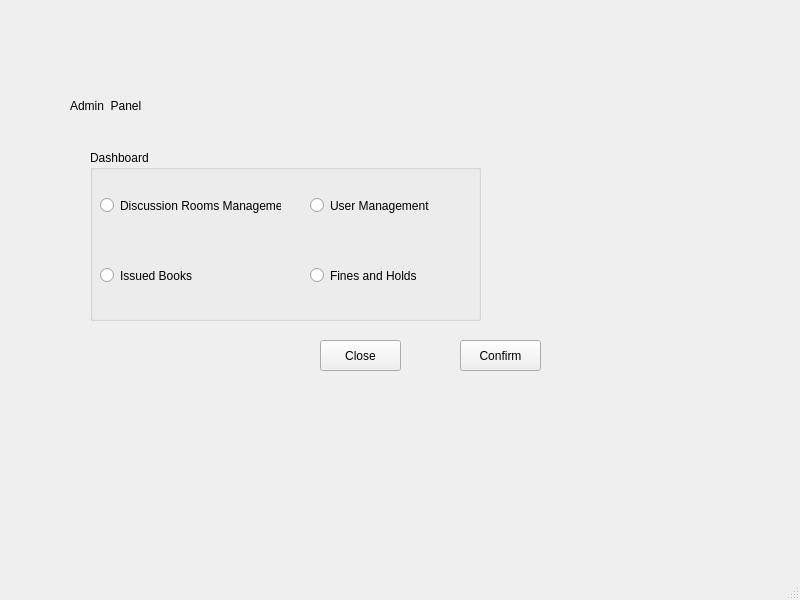
The window that Admin Panel.ui (Asim-AAK/LibraryManagementDBMS) describes before a commit, drawn with Qt 5.
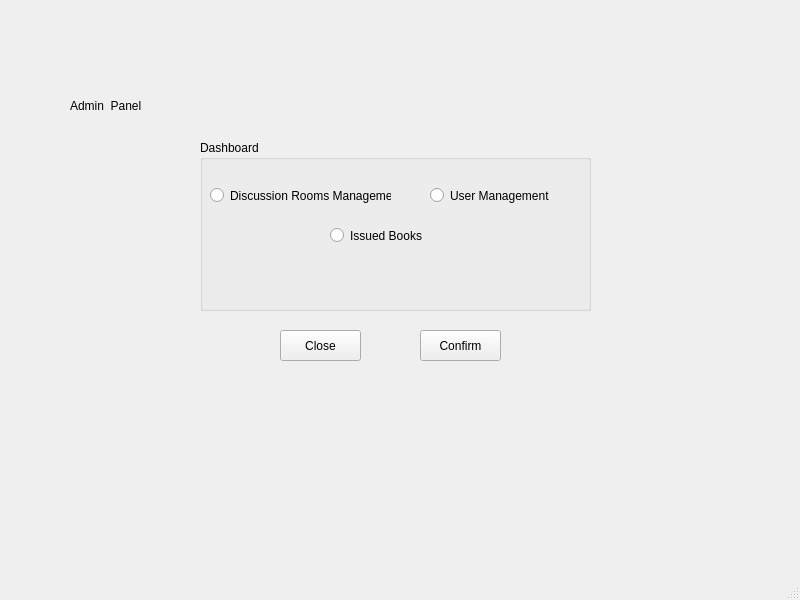
The same window after the commit.

```diff
--- a/Admin Panel.ui
+++ b/Admin Panel.ui
@@ -30,8 +30,8 @@
    <widget class="QPushButton" name="close_pushButton">
     <property name="geometry">
      <rect>
-      <x>320</x>
-      <y>340</y>
+      <x>280</x>
+      <y>330</y>
       <width>81</width>
       <height>31</height>
      </rect>
@@ -43,8 +43,8 @@
    <widget class="QPushButton" name="confirm_pushButton">
     <property name="geometry">
      <rect>
-      <x>460</x>
-      <y>340</y>
+      <x>420</x>
+      <y>330</y>
       <width>81</width>
       <height>31</height>
      </rect>
@@ -56,8 +56,8 @@
    <widget class="QGroupBox" name="dashboard_groupBox">
     <property name="geometry">
      <rect>
-      <x>90</x>
-      <y>150</y>
+      <x>200</x>
+      <y>140</y>
       <width>391</width>
       <height>171</height>
      </rect>
@@ -94,8 +94,8 @@
     <widget class="QRadioButton" name="issuedBooks_radioButton">
      <property name="geometry">
       <rect>
-       <x>10</x>
-       <y>110</y>
+       <x>130</x>
+       <y>80</y>
        <width>131</width>
        <height>31</height>
       </rect>
@@ -107,7 +107,7 @@
     <widget class="QRadioButton" name="userManagement_radioButton">
      <property name="geometry">
       <rect>
-       <x>220</x>
+       <x>230</x>
        <y>40</y>
        <width>131</width>
        <height>31</height>
@@ -117,19 +117,6 @@
       <string>User Management</string>
      </property>
     </widget>
-    <widget class="QRadioButton" name="finesAndHolds_radioButton">
-     <property name="geometry">
-      <rect>
-       <x>220</x>
-       <y>110</y>
-       <width>131</width>
-       <height>31</height>
-      </rect>
-     </property>
-     <property name="text">
-      <string>Fines and Holds</string>
-     </property>
-    </widget>
    </widget>
   </widget>
   <widget class="QMenuBar" name="menubar">
```
Left out of the diff: 2 changed lines with no effect on the pictures.
